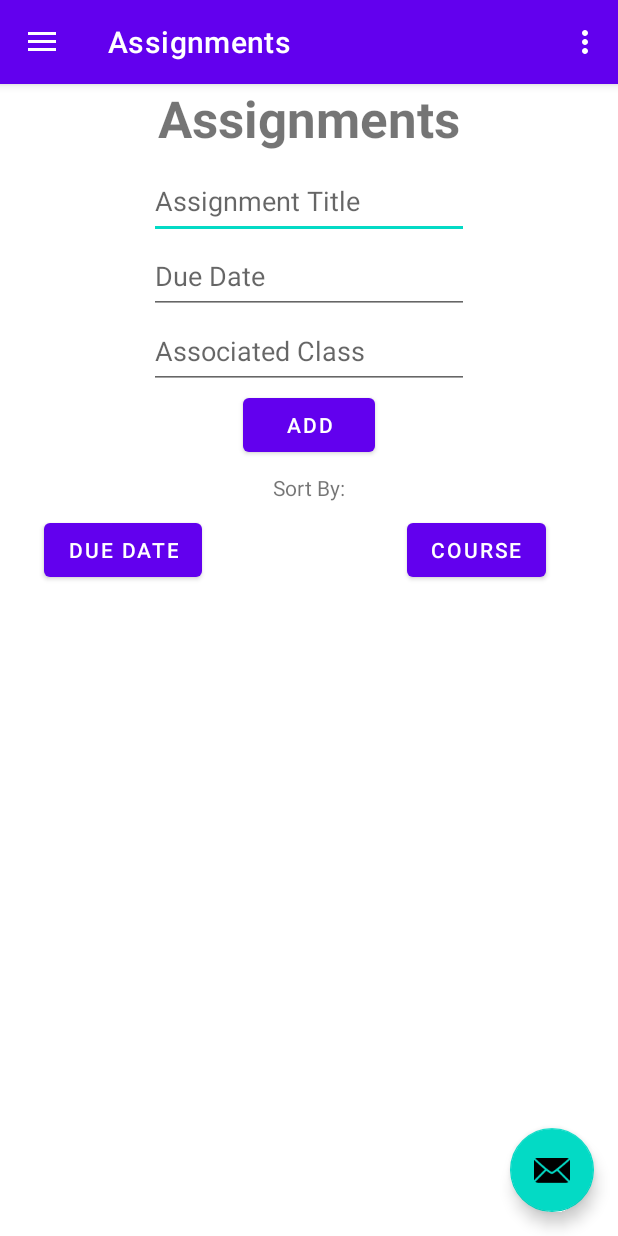
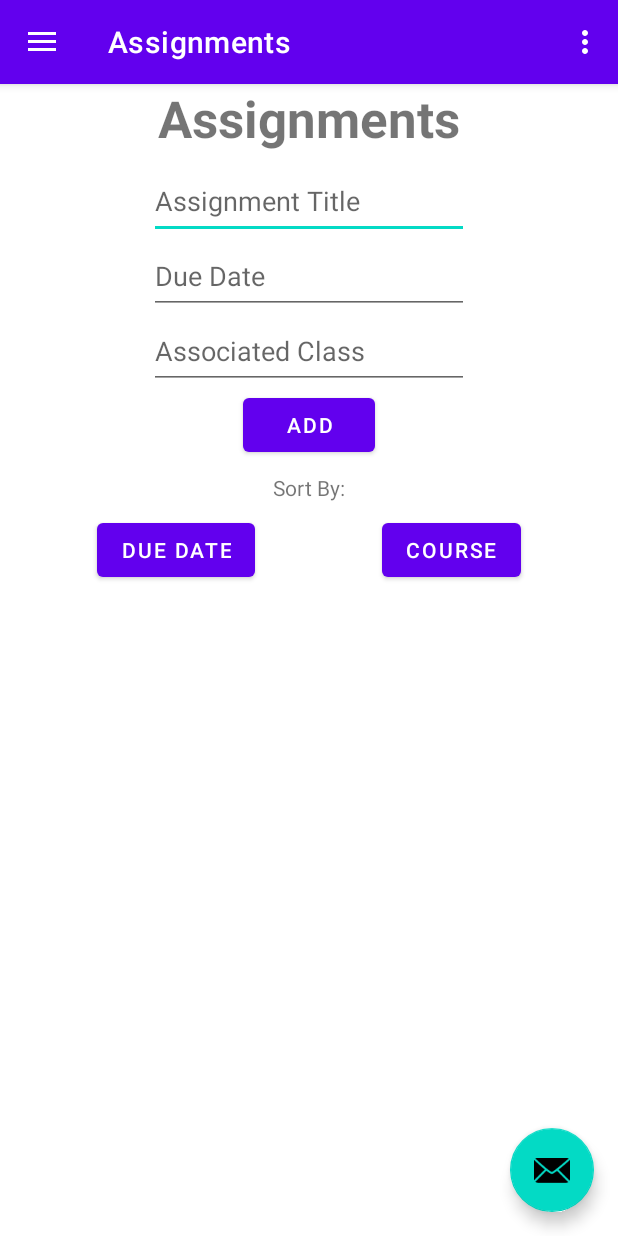
Before and after one commit to ND68/College-Scheduler, an Android app: the screen it shows after launch (MainActivity), in the side drawer, after a tap on "Assignments", on a phone screen of 412 x 824 dp. Run offline under Robolectric (Android 15) with nearby library versions, the phone set to English and light mode, and no system bars; our stand-ins replace navigation-ui.

Commit message:
sorting for assignments

```diff
--- a/app/src/main/java/com/example/collegescheduler/ui/assignments/AssignmentsFragment.java
+++ b/app/src/main/java/com/example/collegescheduler/ui/assignments/AssignmentsFragment.java
@@ -17,7 +17,6 @@ import androidx.recyclerview.widget.RecyclerView;
 
 import com.example.collegescheduler.R;
 import com.example.collegescheduler.databinding.FragmentAssignmentsBinding;
-import com.example.collegescheduler.ui.todo.TodoTask;
 
 import java.io.Serializable;
 import java.util.ArrayList;
@@ -31,7 +30,7 @@ public class AssignmentsFragment extends Fragment implements AssignmentListAdapt
     private AssignmentsViewModel assignmentsViewModel;
     private RecyclerView recyclerView;
     private EditText editTextTask, editTextDate, editTextClass;
-    private Button btnAddAssignment;
+    private Button btnAddAssignment, btnSortByDueDate, btnSortByCourse;
     private List<AssignmentTask> assignmentList = new ArrayList<>();
     private AssignmentListAdapter assignmentListAdapter;
 
@@ -40,7 +39,7 @@ public class AssignmentsFragment extends Fragment implements AssignmentListAdapt
         private String course;
         private String dueDate;
 
-        public AssignmentTask(String name, String course, String dueDate) {
+        public AssignmentTask(String name, String dueDate, String course) {
             this.name = name;
             this.course = course;
             this.dueDate = dueDate;
@@ -58,7 +57,6 @@ public class AssignmentsFragment extends Fragment implements AssignmentListAdapt
             return dueDate;
         }
 
-
         @Override
         public String toString() {
             return String.format("Name: %s\nDate: %s\nCourse: %s", name, dueDate, course);
@@ -68,30 +66,21 @@ public class AssignmentsFragment extends Fragment implements AssignmentListAdapt
     @Override
     public View onCreateView(@NonNull LayoutInflater inflater,
                              ViewGroup container, Bundle savedInstanceState) {
-        assignmentsViewModel =
-                new ViewModelProvider(this).get(AssignmentsViewModel.class);
+        assignmentsViewModel = new ViewModelProvider(this).get(AssignmentsViewModel.class);
 
         binding = FragmentAssignmentsBinding.inflate(inflater, container, false);
         View root = binding.getRoot();
         initializeViews(root);
+
         if (savedInstanceState != null) {
-            // not equal null means there is a past record, so update
             assignmentList = (ArrayList<AssignmentTask>) savedInstanceState.getSerializable("assignmentList");
         } else {
-            if (assignmentList != null) {
-                // returning from backstack, data is fine, do nothing
-            } else {
-                // newly created make the new ArrayList
-                assignmentList = new ArrayList<>();
-            }
+            assignmentList = new ArrayList<>();
         }
 
-        btnAddAssignment.setOnClickListener(new View.OnClickListener() {
-            @Override
-            public void onClick(View v) {
-                addAssignment();
-            }
-        });
+        btnAddAssignment.setOnClickListener(v -> addAssignment());
+        btnSortByDueDate.setOnClickListener(v -> sortByDueDate());
+        btnSortByCourse.setOnClickListener(v -> sortByCourse());
 
         recyclerView.setLayoutManager(new LinearLayoutManager(requireContext()));
         assignmentListAdapter = new AssignmentListAdapter(assignmentList);
@@ -106,6 +95,8 @@ public class AssignmentsFragment extends Fragment implements AssignmentListAdapt
         editTextDate = root.findViewById(R.id.editTextDateA);
         editTextClass = root.findViewById(R.id.editTextClassA);
         btnAddAssignment = root.findViewById(R.id.btnAddAssignments);
+        btnSortByDueDate = root.findViewById(R.id.button);
+        btnSortByCourse = root.findViewById(R.id.button3);
         recyclerView = root.findViewById(R.id.recyclerViewA);
     }
 
@@ -141,24 +132,6 @@ public class AssignmentsFragment extends Fragment implements AssignmentListAdapt
         AssignmentTask assignmentObject = assignmentList.get(position);
         editButtonPopup(view, assignmentObject, position);
     }
-    private void sortByDueDate() {
-        Collections.sort(assignmentList, new Comparator<AssignmentTask>() {
-            public int compare(AssignmentTask task1, AssignmentTask task2) {
-                return task1.getDueDate().compareTo(task2.getDueDate());
-            }
-        });
-        assignmentListAdapter.notifyDataSetChanged();
-    }
-
-    private void sortByCourse() {
-        Collections.sort(assignmentList, new Comparator<AssignmentTask>() {
-            @Override
-            public int compare(AssignmentTask task1, AssignmentTask task2) {
-                return task1.getCourse().compareTo(task2.getCourse());
-            }
-        });
-        assignmentListAdapter.notifyDataSetChanged();
-    }
 
     public void editButtonPopup(View view, AssignmentTask assignmentObject, int position) {
         LayoutInflater inflater = getLayoutInflater();
@@ -176,9 +149,7 @@ public class AssignmentsFragment extends Fragment implements AssignmentListAdapt
 
         AlertDialog.Builder alert = new AlertDialog.Builder(getContext());
         alert.setTitle("Edit/Delete Assignment");
-        // this is set the view from XML inside AlertDialog
         alert.setView(alertLayout);
-        // disallow cancel of AlertDialog on click of the back button and outside touch
         alert.setCancelable(false);
         alert.setNeutralButton("Cancel", (dialog, which) -> Toast.makeText(getContext(), "Action Canceled", Toast.LENGTH_SHORT).show());
         alert.setNegativeButton("Delete", (dialog, which) -> {
@@ -214,4 +185,23 @@ public class AssignmentsFragment extends Fragment implements AssignmentListAdapt
         super.onSaveInstanceState(savedInstanceState);
         savedInstanceState.putSerializable("assignmentList", (Serializable) assignmentList);
     }
+
+    private void sortByDueDate() {
+        Collections.sort(assignmentList, new Comparator<AssignmentTask>() {
+            public int compare(AssignmentTask task1, AssignmentTask task2) {
+                return task1.getDueDate().compareTo(task2.getDueDate());
+            }
+        });
+        assignmentListAdapter.notifyDataSetChanged();
+    }
+
+    private void sortByCourse() {
+        Collections.sort(assignmentList, new Comparator<AssignmentTask>() {
+            @Override
+            public int compare(AssignmentTask task1, AssignmentTask task2) {
+                return task1.getCourse().compareTo(task2.getCourse());
+            }
+        });
+        assignmentListAdapter.notifyDataSetChanged();
+    }
 }
--- a/app/src/main/res/layout/fragment_assignments.xml
+++ b/app/src/main/res/layout/fragment_assignments.xml
@@ -87,7 +87,7 @@
             android:layout_width="wrap_content"
             android:layout_height="wrap_content"
             android:layout_marginTop="8dp"
-            android:layout_marginEnd="108dp"
+            android:layout_marginEnd="10dp"
             android:text="@string/due_date"
             app:layout_constraintBottom_toBottomOf="parent"
             app:layout_constraintEnd_toStartOf="@+id/button3"
@@ -98,11 +98,12 @@
             android:id="@+id/button3"
             android:layout_width="wrap_content"
             android:layout_height="wrap_content"
+            android:layout_marginStart="10dp"
             android:layout_marginTop="8dp"
-            android:layout_marginEnd="48dp"
             android:text="@string/course"
             app:layout_constraintBottom_toBottomOf="parent"
             app:layout_constraintEnd_toEndOf="parent"
+            app:layout_constraintStart_toEndOf="@+id/button"
             app:layout_constraintTop_toBottomOf="@+id/textView3" />
 
     </androidx.constraintlayout.widget.ConstraintLayout>
```
